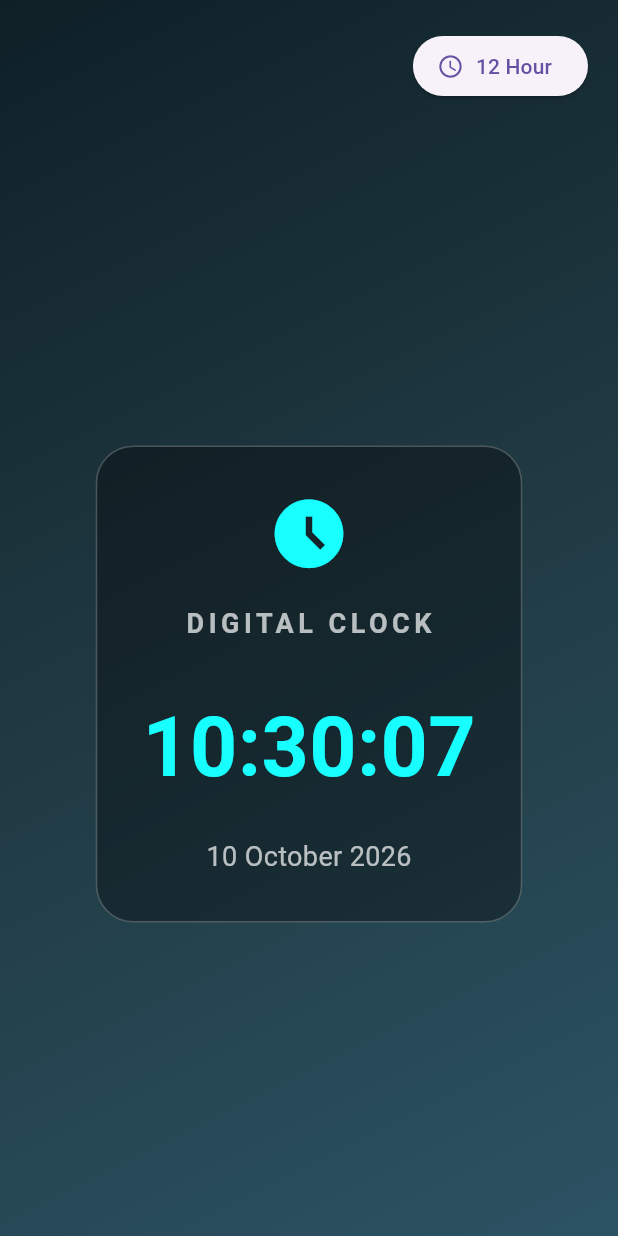
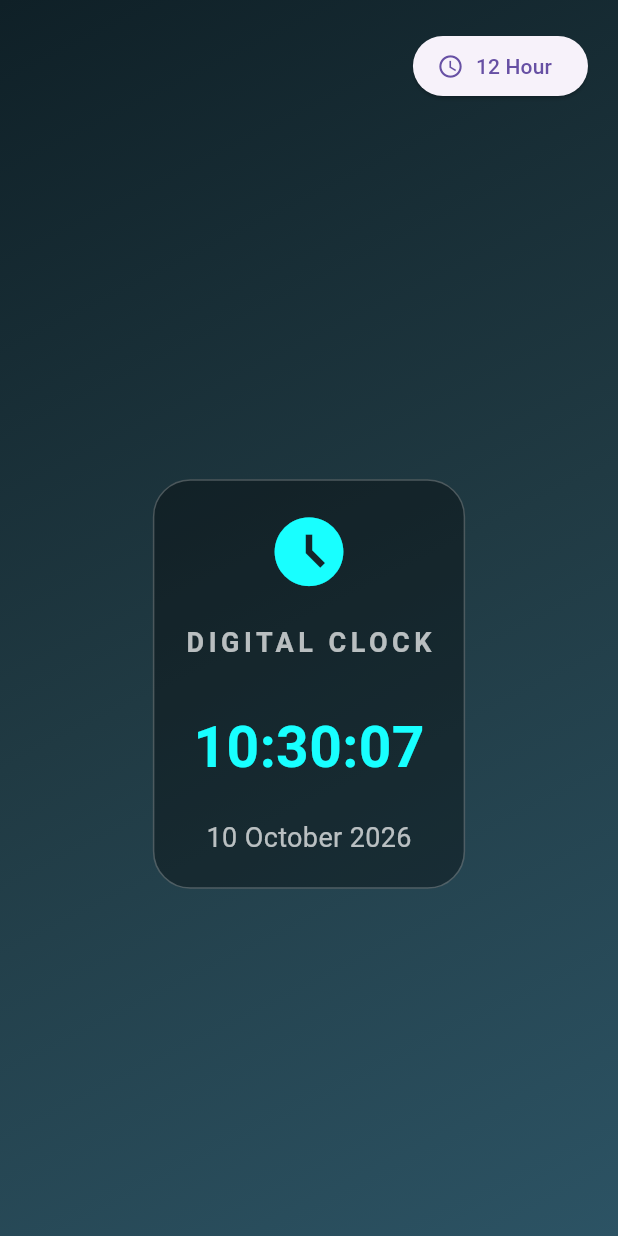
Before and after one commit to sainitheesh07/digital_clock_app, a Flutter app: the screen it shows after launch, on a phone screen of 412 x 824 dp. Run offline on Flutter 3.47's test engine with Material 3 defaults, Android fonts, the phone set to English and light mode, and no system bars.

Commit message:
Add responsive clock layout and fix widget tests

```diff
--- a/lib/main.dart
+++ b/lib/main.dart
@@ -25,6 +25,7 @@ class DigitalClockScreen extends StatefulWidget {
 }
 
 class _DigitalClockScreenState extends State<DigitalClockScreen> {
+
   DateTime currentTime = DateTime.now();
   Timer? timer;
   bool is24HourFormat = true;
@@ -92,6 +93,15 @@ class _DigitalClockScreenState extends State<DigitalClockScreen> {
   @override
   Widget build(BuildContext context) {
     final time = getTime();
+    final screenWidth = MediaQuery.of(context).size.width;
+
+final clockFontSize = screenWidth < 600
+    ? 38.0
+    : screenWidth < 1024
+        ? 55.0
+        : 72.0;
+
+final cardPadding = screenWidth < 600 ? 20.0 : 35.0;
 
     final date =
         '${currentTime.day} ${getMonth(currentTime.month)} ${currentTime.year}';
@@ -116,7 +126,7 @@ class _DigitalClockScreenState extends State<DigitalClockScreen> {
               Align(
                 alignment: Alignment.topRight,
                 child: Padding(
-                  padding: const EdgeInsets.all(20),
+                  padding: EdgeInsets.all(cardPadding),
                   child: ElevatedButton.icon(
                     onPressed: () {
                       setState(() {
@@ -135,7 +145,7 @@ class _DigitalClockScreenState extends State<DigitalClockScreen> {
                 child: Center(
                   child: Container(
                     margin: const EdgeInsets.all(25),
-                    padding: const EdgeInsets.all(30),
+                    padding: EdgeInsets.all(cardPadding),
                     decoration: BoxDecoration(
                       color: Colors.black.withValues(alpha: 0.35),
                       borderRadius: BorderRadius.circular(25),
@@ -168,8 +178,8 @@ class _DigitalClockScreenState extends State<DigitalClockScreen> {
 
                         Text(
                           time,
-                          style: const TextStyle(
-                            fontSize: 55,
+                          style: TextStyle(
+                            fontSize: clockFontSize,
                             fontWeight: FontWeight.bold,
                             color: Colors.cyanAccent,
                           ),
```
